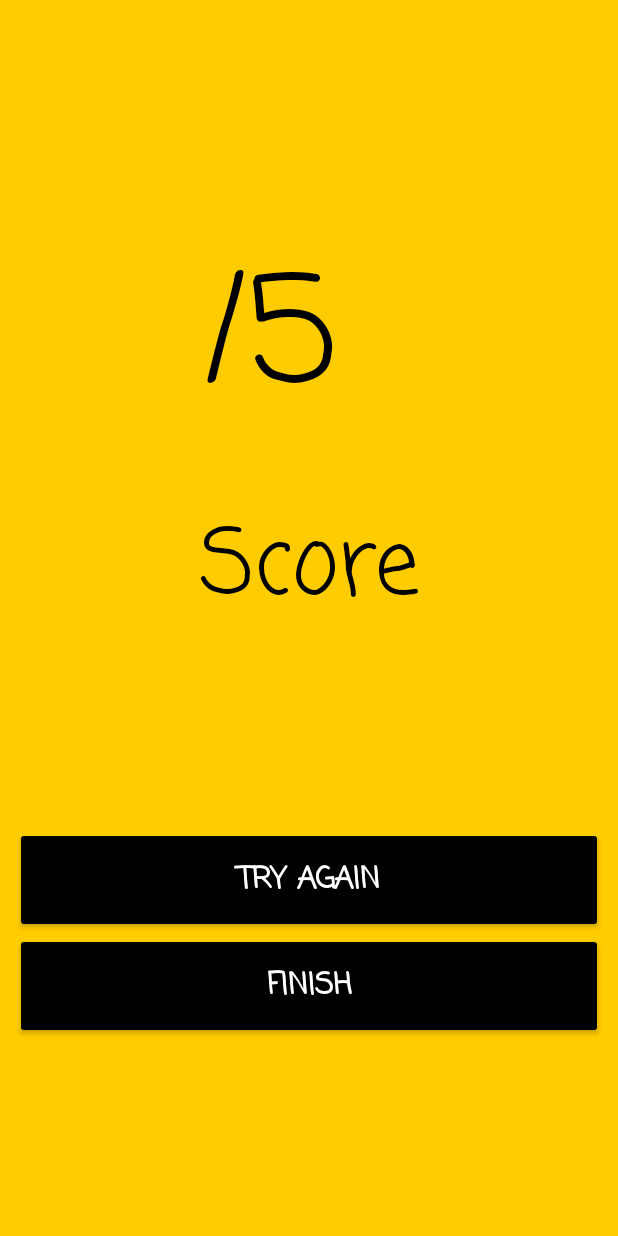
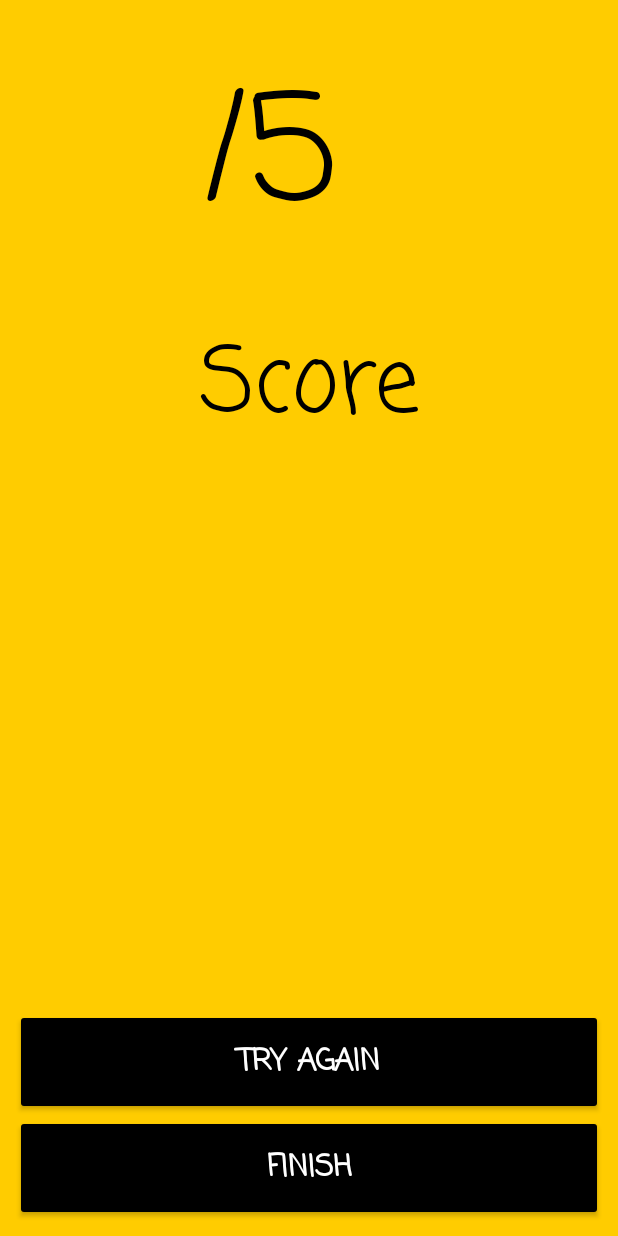
Before and after one commit to celine1013/INFS3634GroupH, an Android app: the layout activity_result.xml on its own in the app's theme, with its tools: preview values and no code run, on a phone screen of 412 x 824 dp. Run offline under Robolectric (Android 15) with nearby library versions, the light colour scheme and no system bars.

Commit message:
result layout changed

```diff
--- a/app/src/main/res/layout/activity_result.xml
+++ b/app/src/main/res/layout/activity_result.xml
@@ -1,52 +1,54 @@
 <?xml version="1.0" encoding="utf-8"?>
-<LinearLayout xmlns:android="http://schemas.android.com/apk/res/android"
+<RelativeLayout xmlns:android="http://schemas.android.com/apk/res/android"
     android:orientation="vertical"
     android:layout_width="match_parent"
     android:layout_height="match_parent"
-    android:gravity="center"
     android:background="@color/colorUNSWYellow"
     android:padding="10dp">
 
     <LinearLayout
+        android:id="@+id/ll_result"
         android:layout_width="match_parent"
         android:layout_height="wrap_content"
+        android:layout_alignParentTop="true"
         android:orientation="horizontal">
 
         <TextView
             android:id="@+id/showCorrectNum"
             android:layout_width="wrap_content"
             android:layout_height="wrap_content"
+            android:fontFamily="casual"
             android:gravity="center"
-            android:textSize="100dp"
-            android:fontFamily="casual"
-            android:textColor="@color/colorBlack"
+            android:paddingBottom="20dp"
             android:paddingLeft="125dp"
             android:paddingTop="20dp"
-            android:paddingBottom="20dp" />
+            android:textColor="@color/colorBlack"
+            android:textSize="100dp" />
 
         <TextView
             android:layout_width="wrap_content"
             android:layout_height="wrap_content"
+            android:fontFamily="casual"
             android:gravity="center"
-            android:textSize="100dp"
-            android:fontFamily="casual"
-            android:textColor="@color/colorBlack"
+            android:paddingBottom="20dp"
             android:paddingRight="110dp"
             android:paddingTop="20dp"
-            android:paddingBottom="20dp"
-            android:text="/5"/>
+            android:text="/5"
+            android:textColor="@color/colorBlack"
+            android:textSize="100dp" />
 
 
     </LinearLayout>
 
 
     <TextView
-        android:id="@+id/textView"
+        android:id="@+id/txt_score"
         android:layout_width="match_parent"
         android:layout_height="wrap_content"
+        android:layout_below="@+id/ll_result"
+        android:fontFamily="casual"
         android:gravity="center"
         android:paddingTop="10dp"
-        android:fontFamily="casual"
         android:text="Score"
         android:textColor="@color/colorBlack"
         android:textSize="60dp" />
@@ -55,6 +57,8 @@
         android:id="@+id/showResult"
         android:layout_width="match_parent"
         android:layout_height="wrap_content"
+        android:layout_above="@+id/btnTryAgain"
+        android:layout_below="@+id/txt_score"
         android:fontFamily="casual"
         android:gravity="center"
         android:paddingBottom="20dp"
@@ -65,29 +69,31 @@
         android:id="@+id/btnTryAgain"
         android:layout_width="match_parent"
         android:layout_height="wrap_content"
+        android:layout_above="@+id/btnTryAnother"
         android:backgroundTint="@color/colorBlack"
         android:fontFamily="casual"
-        android:textStyle="bold"
         android:padding="20dp"
         android:text="@string/tryAgain"
         android:textColor="@color/colorWhite"
-        android:textSize="20dp" />
+        android:textSize="20dp"
+        android:textStyle="bold" />
 
     <Button
         android:id="@+id/btnTryAnother"
         android:layout_width="match_parent"
         android:layout_height="wrap_content"
+        android:layout_alignParentBottom="true"
         android:backgroundTint="@color/colorBlack"
         android:fontFamily="casual"
-        android:textStyle="bold"
         android:padding="20dp"
         android:text="@string/finish"
         android:textColor="@color/colorWhite"
-        android:textSize="20dp" />
+        android:textSize="20dp"
+        android:textStyle="bold" />
 
 
 
 
 
 
-</LinearLayout>
+</RelativeLayout>
```
